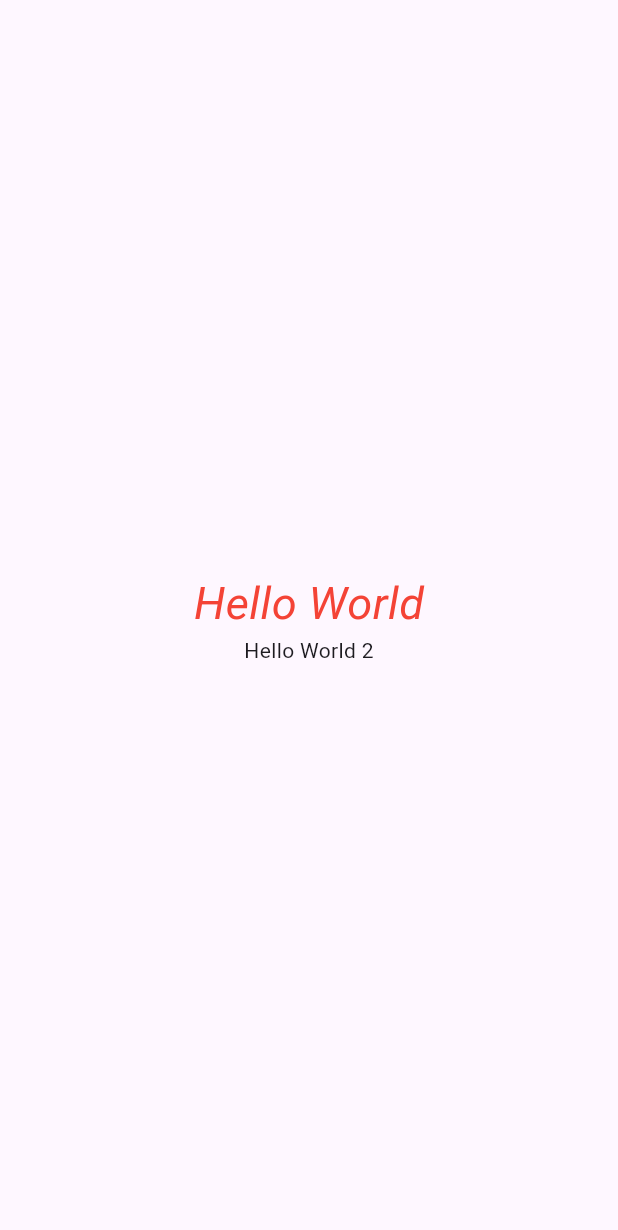
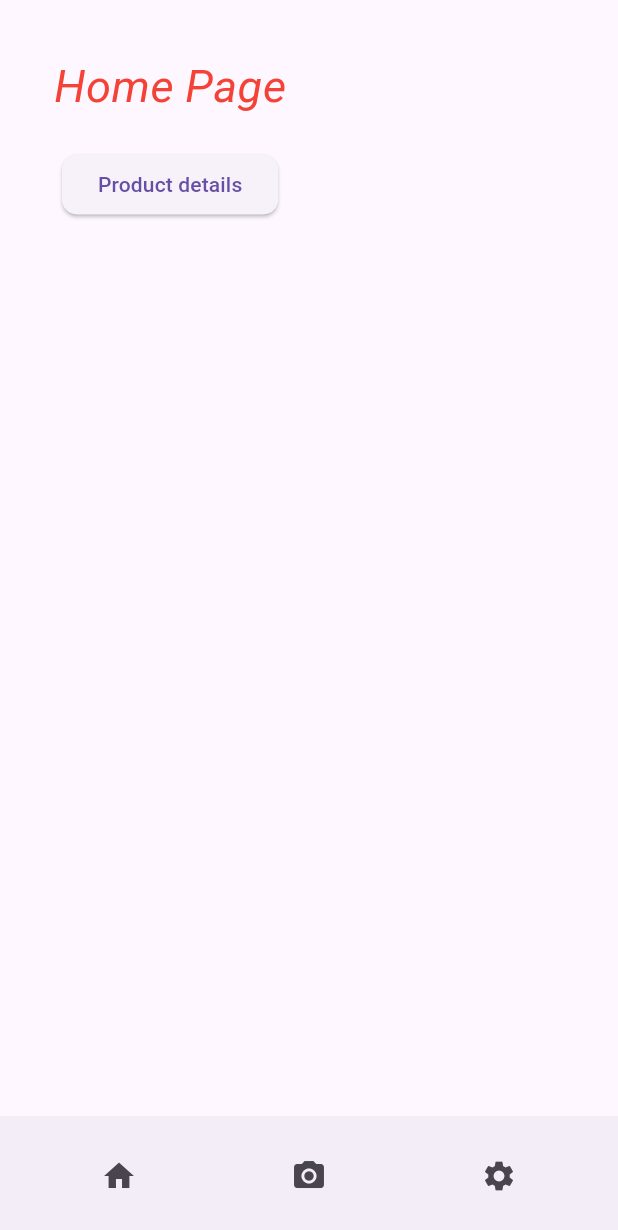
Before and after one commit to SahilShameerDev/dpp_project, a Flutter app: the screen it shows after launch, on a phone screen of 412 x 824 dp. Shown: the top 1230 px of the screen. Run offline on Flutter 3.47's test engine with Material 3 defaults, Android fonts, the phone set to English and light mode, and no system bars.

Commit message:
App layout created

```diff
--- a/lib/main.dart
+++ b/lib/main.dart
@@ -1,4 +1,6 @@
 import 'package:flutter/material.dart';
+import './screens/home.dart';
+
 
 void main() {
   runApp(const MyApp());
@@ -12,32 +14,11 @@ class MyApp extends StatelessWidget {
   Widget build(BuildContext context) {
     return MaterialApp(
       title: 'DPP Wallet',
+      debugShowCheckedModeBanner: false,
       theme: ThemeData(
-        colorScheme: ColorScheme.fromSeed(seedColor: Colors.deepPurple),
         useMaterial3: true,
       ),
-      home: const MyHomePage(),
+      home: const HomePage(),
     );
   }
 }
-
-
-class MyHomePage extends StatelessWidget {
-  const MyHomePage({super.key});
-
-  @override
-  Widget build(BuildContext context) {
-    return const Scaffold(
-      body: Center(
-        child: Column(
-          mainAxisSize: MainAxisSize.min,
-        children: [
-          Text('Hello World',
-            style: TextStyle(fontSize: 30, fontStyle: FontStyle.italic, color: Colors.red)),
-          Text('Hello World 2')
-        ],
-      ),
-      )
-    );
-  }
-}
--- /dev/null
+++ b/lib/screens/home.dart
@@ -0,0 +1,43 @@
+import 'package:flutter/material.dart';
+import '../widgets/navbar.dart';
+import './product.dart'; // Ensure this path is correct
+
+class HomePage extends StatelessWidget {
+  const HomePage({super.key});
+
+  @override
+  Widget build(BuildContext context) {
+    return Scaffold(
+      body: Padding(
+        padding: const EdgeInsets.all(36.0),
+        child: Column(
+          children: [
+            const Text('Home Page',
+                style: TextStyle(
+                    fontSize: 30,
+                    fontStyle: FontStyle.italic,
+                    color: Colors.red)),
+            const SizedBox(height: 20),
+            ElevatedButton(
+              onPressed: () {
+                Navigator.push(
+                  context,
+                  MaterialPageRoute(builder: (context) => const ProductPage()),
+                );
+              },
+              style: ButtonStyle(
+                shape: MaterialStateProperty.all<RoundedRectangleBorder>(
+                  RoundedRectangleBorder(
+                    borderRadius: BorderRadius.circular(10),
+                  ),
+                ),
+              ),
+              child: const Text('Product details'),
+            ),
+          ],
+        ),
+      ),
+      bottomNavigationBar: const NavBar(),
+    );
+  }
+}
--- /dev/null
+++ b/lib/widgets/navbar.dart
@@ -0,0 +1,48 @@
+import 'package:flutter/material.dart';
+import '../screens/home.dart';
+import '../screens/user.dart';
+import '../screens/scanner.dart';
+
+class NavBar extends StatelessWidget {
+  const NavBar({super.key});
+
+  @override
+  Widget build(BuildContext context) {
+    return BottomAppBar(
+
+      child: Row(
+        mainAxisSize: MainAxisSize.max,
+        mainAxisAlignment: MainAxisAlignment.spaceAround,
+        children: <Widget>[
+          IconButton(
+            icon: const Icon(Icons.home),
+            onPressed: () {
+              Navigator.push(
+                context,
+                MaterialPageRoute(builder: (context) => const HomePage()),
+              );
+            },
+          ),
+          IconButton(
+            icon: const Icon(Icons.camera_alt),
+            onPressed: () {
+              Navigator.push(
+                context,
+                MaterialPageRoute(builder: (context) => const ScannerPage()),
+              );
+            },
+          ),
+          IconButton(
+            icon: const Icon(Icons.settings),
+            onPressed: () {
+              Navigator.push(
+                context,
+                MaterialPageRoute(builder: (context) => const UserPage()),
+              );
+            },
+          ),
+        ],
+      ),
+    );
+  }
+}
```
Also changed, not shown: lib/screens/product.dart (added, +25 -0 lines), lib/screens/scanner.dart (added, +24 -0 lines), lib/screens/user.dart (added, +24 -0 lines).
